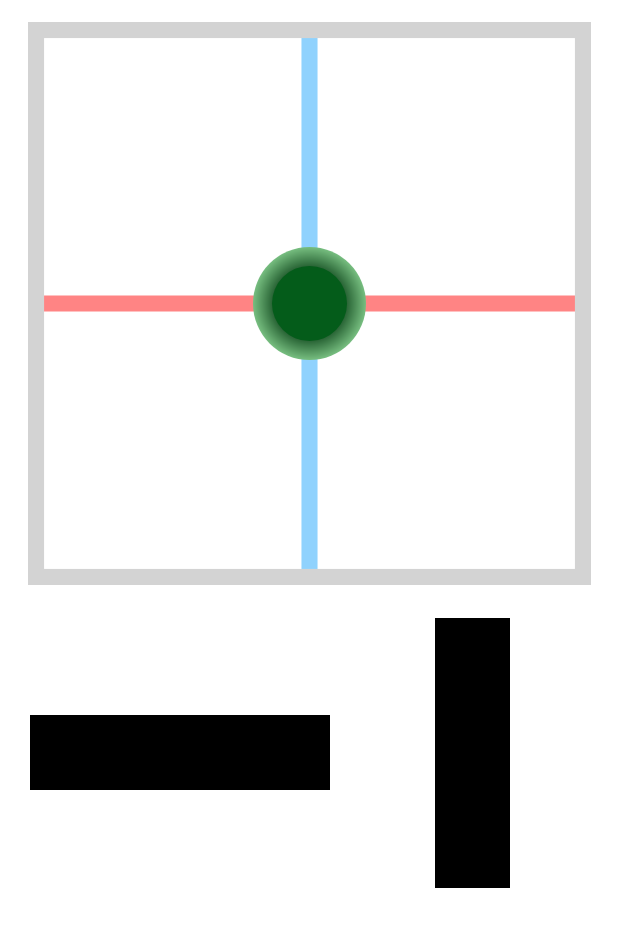
After one commit to AreebE/Joystick, an Android app: the layout fragment_joystick.xml on its own in the app's theme, with its tools: preview values and no code run, on a phone screen of 412 x 824 dp. The commit adds this screen. Shown: the top 927 px of the screen. Run offline under Robolectric (Android 15) with nearby library versions, the phone set to English and light mode, and no system bars.

Commit message:
Finished with the joystick, working on bluetooth

```diff
--- a/app/build.gradle
+++ b/app/build.gradle
@@ -7,7 +7,7 @@ android {
 
     defaultConfig {
         applicationId "com.example.joystick"
-        minSdk 21
+        minSdk 23
         targetSdk 32
         versionCode 1
         versionName "1.0"
@@ -32,6 +32,7 @@ dependencies {
     implementation 'androidx.appcompat:appcompat:1.4.1'
     implementation 'com.google.android.material:material:1.6.0'
     implementation 'androidx.constraintlayout:constraintlayout:2.1.3'
+    implementation 'androidx.legacy:legacy-support-v4:1.0.0'
     testImplementation 'junit:junit:4.13.2'
     androidTestImplementation 'androidx.test.ext:junit:1.1.3'
     androidTestImplementation 'androidx.test.espresso:espresso-core:3.4.0'
--- a/app/src/main/AndroidManifest.xml
+++ b/app/src/main/AndroidManifest.xml
@@ -2,6 +2,7 @@
 <manifest xmlns:android="http://schemas.android.com/apk/res/android"
     package="com.example.joystick">
 
+    <uses-permission android:name="android.permission.BLUETOOTH_CONNECT" />
     <application
         android:allowBackup="true"
         android:icon="@mipmap/ic_launcher"
--- /dev/null
+++ b/app/src/main/res/drawable/full_pad.xml
@@ -0,0 +1,35 @@
+<?xml version="1.0" encoding="utf-8"?>
+<layer-list xmlns:app="http://schemas.android.com/apk/res-auto"
+    xmlns:android="http://schemas.android.com/apk/res/android">
+
+    <item>
+        <rotate android:fromDegrees="90"
+            android:toDegrees="90" android:visible="true">
+            <shape android:shape="line">
+                <stroke android:color="@color/yAxis" android:width="10dp"/>
+            </shape>
+        </rotate>
+    </item>
+
+    <item>
+        <shape android:shape="line" >
+            <stroke android:color="@color/xAxis" android:width="10dp"/>
+        </shape>
+    </item>
+    <item android:gravity="center">
+        <shape android:shape="oval">
+            <size android:width="40dp" android:height="40dp"/>
+            <solid android:color="@color/control_border"/>
+        </shape>
+    </item>
+
+    <item>
+        <shape android:shape="rectangle" android:useLevel="false">
+            <size android:width="350dp" android:height="350dp"/>
+<!--            <solid android:color="@color/control_border"/>-->
+            <stroke android:width="10dp" android:color="@color/control_border"/>
+        </shape>
+    </item>
+
+
+</layer-list>
--- /dev/null
+++ b/app/src/main/res/drawable/joystick_pad.xml
@@ -0,0 +1,26 @@
+<?xml version="1.0" encoding="utf-8"?>
+<layer-list    xmlns:android="http://schemas.android.com/apk/res/android">
+    <item android:gravity="center">
+        <shape android:shape="oval" android:useLevel="false"  android:thickness="10dp">
+            <size android:height="75dp" android:width="75dp"/>
+            <gradient
+                android:gradientRadius="37.5dp"
+                android:type="radial"
+                android:startColor="@color/joystick"
+                android:centerColor="@color/joystickBorder"
+                android:endColor="@color/joystickBorder_light"
+                />
+            <corners android:radius="5dp"/>
+        </shape>
+    </item>
+
+    <item android:gravity="center">
+        <shape android:shape="oval" android:useLevel="false">
+            <size android:width="50dp" android:height="50dp"/>
+            <solid android:color="@color/joystick"/>
+
+        </shape>
+    </item>
+
+
+</layer-list>
--- /dev/null
+++ b/app/src/main/res/drawable/no_connection.xml
@@ -0,0 +1,6 @@
+<?xml version="1.0" encoding="utf-8"?>
+<shape xmlns:android="http://schemas.android.com/apk/res/android"
+    android:shape="rectangle">
+    <size android:height="100dp" android:width="100dp"/>
+    <solid android:color="@color/disconnectedStatus"/>
+</shape>
--- /dev/null
+++ b/app/src/main/res/layout/fragment_joystick.xml
@@ -0,0 +1,72 @@
+<?xml version="1.0" encoding="utf-8"?>
+
+<LinearLayout
+    xmlns:android="http://schemas.android.com/apk/res/android"
+    xmlns:app="http://schemas.android.com/apk/res-auto"
+    xmlns:tools="http://schemas.android.com/tools"
+
+    android:layout_width="match_parent"
+    android:layout_height="match_parent"
+    android:orientation="vertical">
+    <androidx.constraintlayout.widget.ConstraintLayout
+        android:id="@+id/mainPad"
+        android:layout_gravity="center_horizontal"
+        android:layout_marginTop="2dp"
+        android:layout_marginLeft="5dp"
+        android:layout_marginRight="5dp"
+        android:layout_width="400dp"
+        android:layout_height="400dp">
+
+        <ImageView
+            android:id="@+id/imageView"
+            android:layout_width="375dp"
+            android:layout_height="375dp"
+
+            android:layout_marginLeft="25dp"
+            android:layout_marginTop="25dp"
+            android:layout_marginRight="25dp"
+            android:layout_marginBottom="25dp"
+            android:src="@drawable/full_pad"
+            app:layout_constraintBaseline_toTopOf="parent"
+            app:layout_constraintBottom_toBottomOf="parent"
+            app:layout_constraintDimensionRatio="w,1:1"
+            app:layout_constraintLeft_toLeftOf="parent"
+            app:layout_constraintRight_toRightOf="parent"
+            app:layout_constraintTop_toTopOf="parent" />
+
+
+        <ImageView
+            android:id="@+id/joystick"
+            android:layout_width="75dp"
+            android:layout_height="75dp"
+            android:layout_marginLeft="162.5dp"
+            android:layout_marginTop="162.5dp"
+            android:background="@drawable/joystick_pad"
+            android:scaleType="centerCrop"
+            app:layout_constraintBaseline_toTopOf="parent"
+            app:layout_constraintLeft_toLeftOf="parent"
+            app:layout_constraintTop_toTopOf="parent" />
+
+    </androidx.constraintlayout.widget.ConstraintLayout>
+    <LinearLayout
+        android:orientation="horizontal"
+        android:layout_width="match_parent"
+        android:layout_height="wrap_content"
+        android:layout_marginTop="10dp"
+        android:layout_marginLeft="20dp"
+        android:layout_marginRight="20dp"
+        >
+        <FrameLayout android:id="@+id/xAxis"
+            android:layout_gravity="center_vertical"
+            android:layout_width="200dp"
+            android:layout_height="50dp"
+            android:background="@color/black"/>
+
+        <FrameLayout
+            android:id="@+id/yAxis"
+            android:layout_width="50dp"
+            android:layout_height="180dp"
+            android:layout_marginLeft="70dp"
+            android:background="@color/black" />
+    </LinearLayout>
+</LinearLayout>
--- a/app/src/main/res/values/colors.xml
+++ b/app/src/main/res/values/colors.xml
@@ -7,4 +7,14 @@
     <color name="teal_700">#FF018786</color>
     <color name="black">#FF000000</color>
     <color name="white">#FFFFFFFF</color>
+    <color name="joystick">#045C1A</color>
+    <color name="joystickBorder">#043A12</color>
+    <color name="joystickBorder_light">#76BD7F</color>
+    <color name="control_border">#D3D3D3</color>
+    <color name="xAxis">#FF8484</color>
+    <color name="yAxis">#90D2FD</color>
+
+    <color name="disconnectedStatus">#CACACA</color>
+    <color name="connectedStatus">#FDE9A9</color>
+    <!--    <<color name=""-->
 </resources>
--- a/app/src/main/res/values/strings.xml
+++ b/app/src/main/res/values/strings.xml
@@ -1,3 +1,6 @@
 <resources>
     <string name="app_name">Joystick</string>
+    <string name="connect">Connect to Device:</string>
+    <!-- TODO: Remove or change this placeholder text -->
+    <string name="hello_blank_fragment">Hello blank fragment</string>
 </resources>
```
Also changed, not shown: app/src/main/java/com/example/joystick/ArrowView.java (added, +64 -0 lines), app/src/main/java/com/example/joystick/BluetoothManager.java (added, +45 -0 lines), app/src/main/java/com/example/joystick/FindDeviceFragment.java (added, +64 -0 lines), app/src/main/java/com/example/joystick/GradientMaker.java (added, +41 -0 lines), app/src/main/java/com/example/joystick/JoystickFragment.java (added, +177 -0 lines), app/src/main/java/com/example/joystick/MainActivity.java (+25 -0 lines), app/src/main/res/drawable/connected.xml (added, +8 -0 lines), app/src/main/res/layout/activity_main.xml (+9 -12 lines), app/src/main/res/layout/fragment_find_device.xml (added, +14 -0 lines), app/src/main/res/menu/bluetooth_connection_menu.xml (added, +13 -0 lines), app/src/main/res/values/dimens.xml (added, +12 -0 lines).
